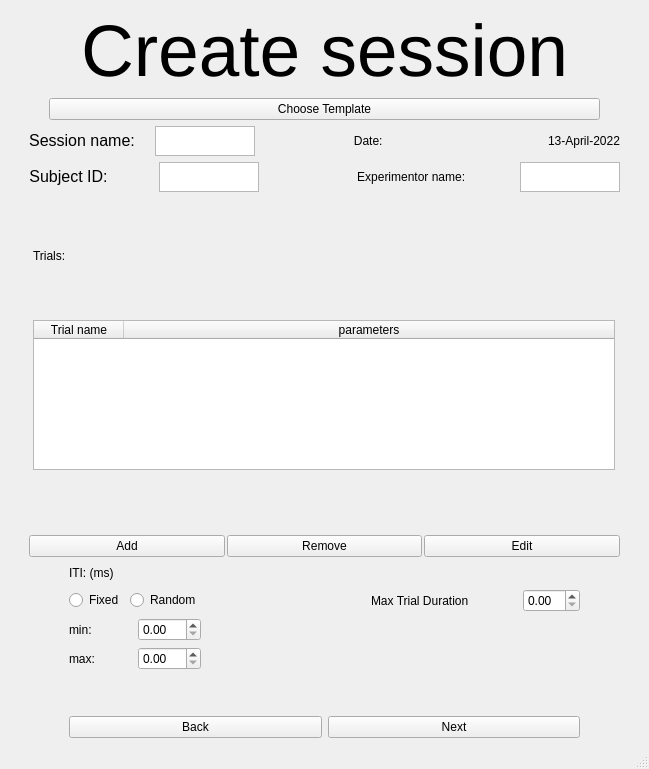
This is UI/create_session.ui in KehatSudri/Behavior_System2.0 as Qt 5 draws it before an edit. The edited form follows.
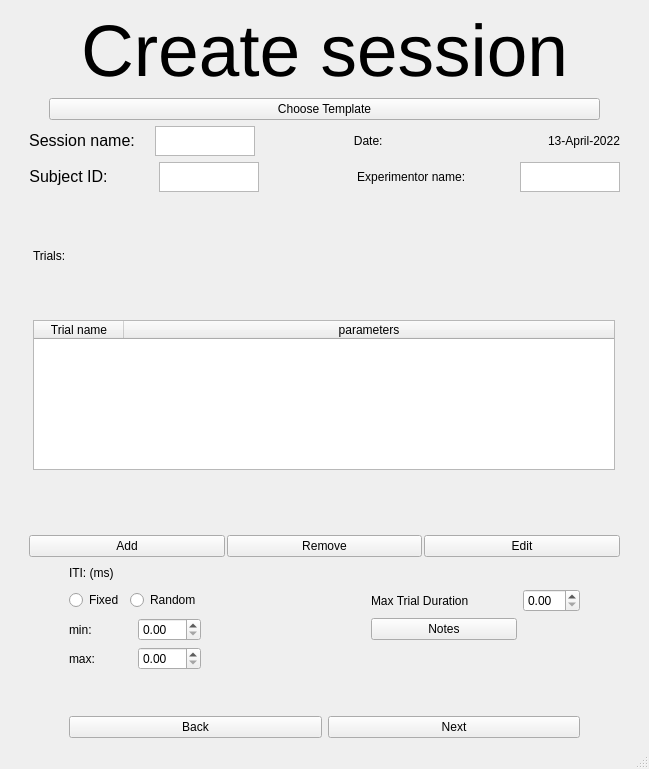
This is the edited form.

Patch:
```diff
--- a/UI/create_session.ui
+++ b/UI/create_session.ui
@@ -720,6 +720,13 @@
           </property>
          </spacer>
         </item>
+        <item row="4" column="5">
+         <widget class="QPushButton" name="pushButton">
+          <property name="text">
+           <string>Notes</string>
+          </property>
+         </widget>
+        </item>
        </layout>
       </item>
      </layout>
```
